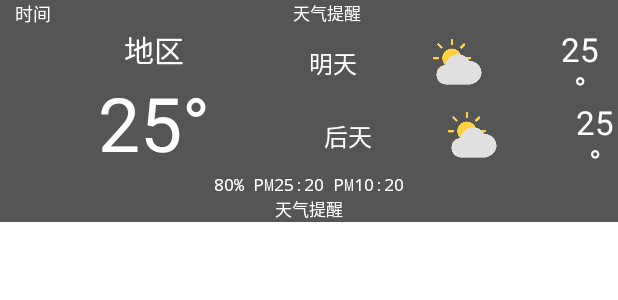
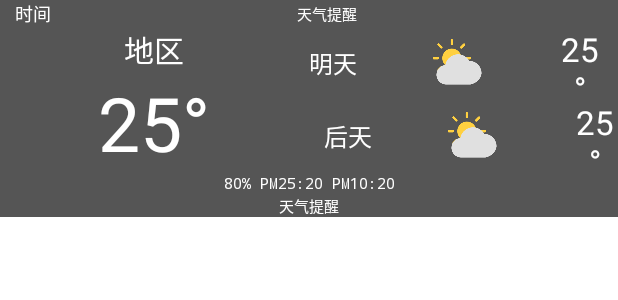
Before and after one commit to jark006/weather_widget, an Android app: the layout widget1.xml on its own in the app's theme, with its tools: preview values and no code run, on a phone screen of 412 x 824 dp. Shown: the top 300 px of the screen. Run offline under Robolectric (Android 15) with nearby library versions, the phone set to English and light mode, and no system bars.

```diff
--- a/app/src/main/res/layout/widget1.xml
+++ b/app/src/main/res/layout/widget1.xml
@@ -1,5 +1,6 @@
 <LinearLayout xmlns:android="http://schemas.android.com/apk/res/android"
     xmlns:app="http://schemas.android.com/apk/res-auto"
+    xmlns:tools="http://schemas.android.com/tools"
     android:id="@+id/widget_rl"
     android:layout_width="match_parent"
     android:layout_height="wrap_content"
@@ -28,7 +29,8 @@
             android:gravity="center"
             android:text="@string/tips"
             android:textColor="@color/white"
-            android:textSize="11sp" />
+            android:textSize="10sp"
+            tools:ignore="SmallSp" />
 
     </LinearLayout>
 
@@ -171,8 +173,9 @@
         android:gravity="center"
         android:text="@string/other_info"
         android:textColor="@color/white"
-        android:textSize="11sp"
-        android:typeface="monospace" />
+        android:textSize="10sp"
+        android:typeface="monospace"
+        tools:ignore="SmallSp" />
 
     <TextView
         android:id="@+id/hour_temp"
@@ -181,8 +184,9 @@
         android:gravity="center"
         android:text="@string/tips"
         android:textColor="@color/white"
-        android:textSize="11sp"
-        android:typeface="monospace" />
+        android:textSize="10sp"
+        android:typeface="monospace"
+        tools:ignore="SmallSp" />
 
 
 </LinearLayout>
```
Also changed, not shown: app/src/main/java/com/jark006/weather/MainActivity.java (+1 -14 lines), app/src/main/java/com/jark006/weather/Widget1.java (+27 -12 lines).
